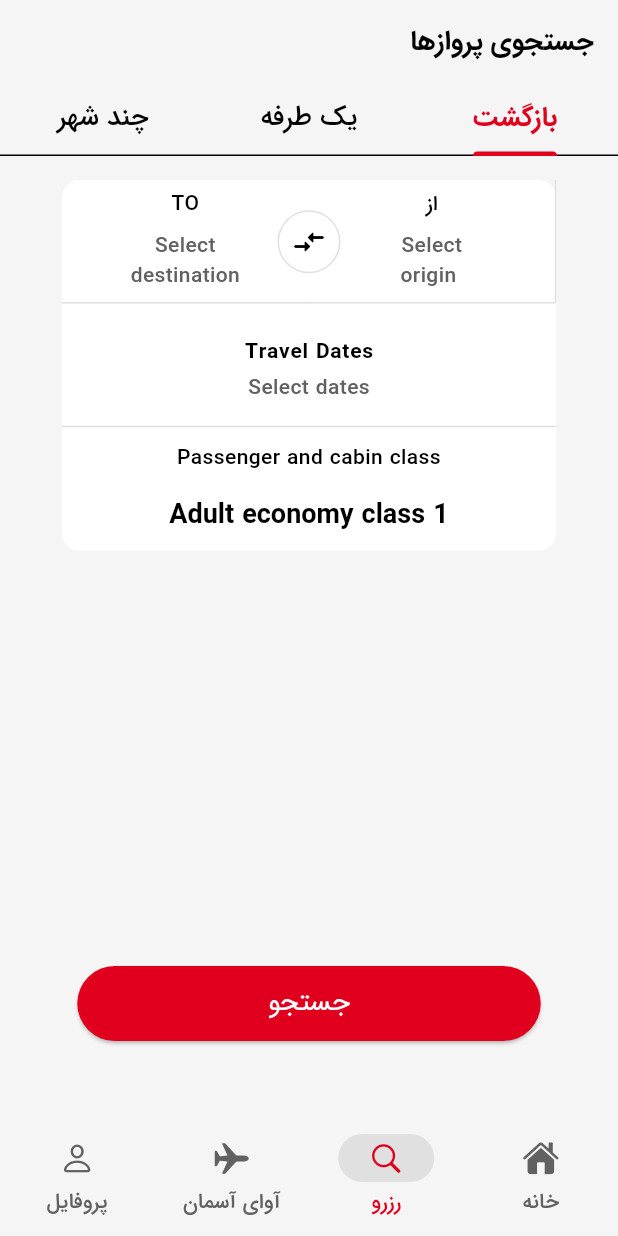
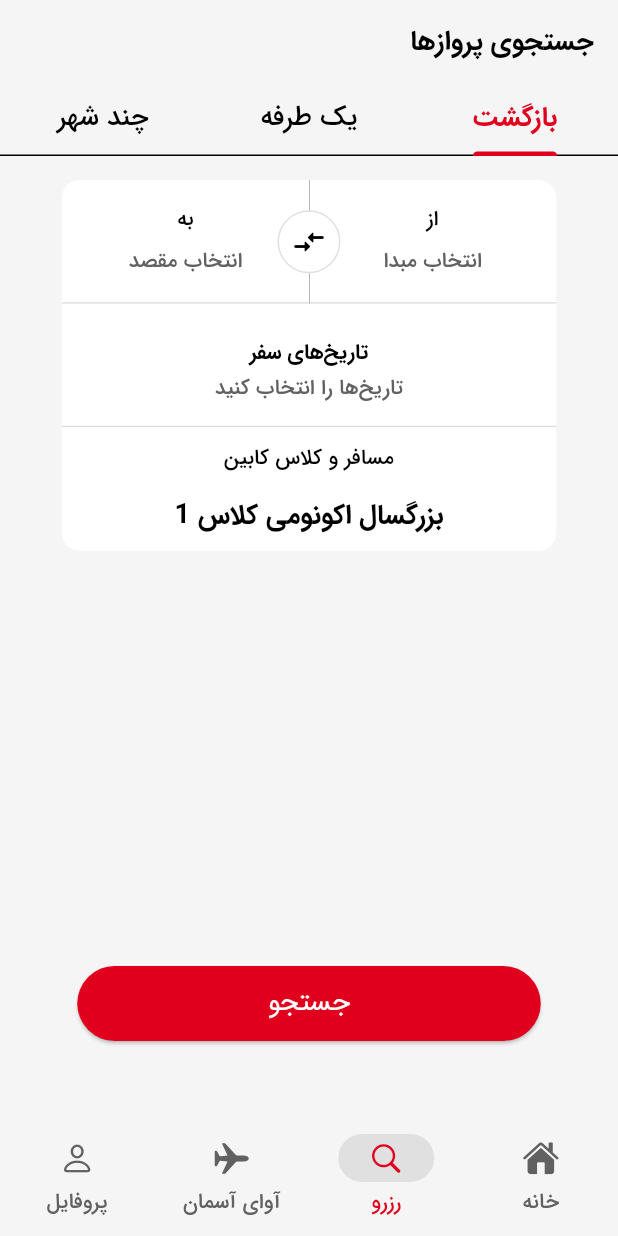
Before and after one commit to AmirhosseinSoleimani/ava_airline, a Flutter app: the screen it shows after launch, item 2 of the bottom bar chosen, on a phone screen of 412 x 824 dp. Run offline on Flutter 3.47's test engine with Material 3 defaults, Android fonts, the light colour scheme and no system bars; our stand-ins replace carousel_slider, equatable, flutter_bloc, flutter_spinkit, flutter_svg, flutter_typeahead and 5 more; missing offline and left inert: persian_datetime_picker; generated files the repository leaves out were written again.

Commit message:
completed booking UI

```diff
--- a/lib/l10n/app_ar.arb
+++ b/lib/l10n/app_ar.arb
@@ -42,7 +42,7 @@
   "travelDates": "تواريخ السفر",
   "selectDates": "اختر التواريخ",
   "passengerAndCabinClass": "الركاب وفئة المقصورة",
-  "adultEconomyClass1": "بالغ إكونومي 1",
+  "adultEconomyClass1": "بالغ إكونومي کلاس 1",
   "search": "بحث",
   "flight": "رحلة"
 }
--- a/lib/l10n/app_en.arb
+++ b/lib/l10n/app_en.arb
@@ -37,7 +37,7 @@
   "searchFlights": "Search flights",
   "from": "FROM",
   "to": "TO",
-  "select": "Select\norigin",
+  "selectOrigin": "Select\norigin",
   "selectDestination": "Select\ndestination",
   "travelDates": "Travel dates",
   "selectDates": "Select dates",
--- a/lib/l10n/app_fa.arb
+++ b/lib/l10n/app_fa.arb
@@ -42,7 +42,7 @@
   "travelDates": "تاریخ‌های سفر",
   "selectDates": "تاریخ‌ها را انتخاب کنید",
   "passengerAndCabinClass": "مسافر و کلاس کابین",
-  "adultEconomyClass1": "بزرگسال اکونومی 1",
+  "adultEconomyClass1": "بزرگسال اکونومی کلاس 1",
   "search": "جستجو",
   "flight": "پرواز"
 }
--- a/lib/src/features/book_flight/presentation/pages/mobile/book_flight_page_mobile.dart
+++ b/lib/src/features/book_flight/presentation/pages/mobile/book_flight_page_mobile.dart
@@ -1,4 +1,6 @@
-import 'package:ava_airline/src/features/bottom_navigation_bar/bottom_navigation_bar.dart';
+
+
+import 'package:flutter_gen/gen_l10n/app_localizations.dart';
 import 'package:flutter/material.dart';
 
 class BookFlightPageMobile extends StatefulWidget {
@@ -107,7 +109,6 @@ class _BookFlightPageMobileState extends State<BookFlightPageMobile>
                           child: Container(
                             decoration: BoxDecoration(
                               border: Border(
-                                right: BorderSide(color: Colors.grey.shade300),
                                 bottom: BorderSide(color: Colors.grey.shade300),
                               ),
                             ),
@@ -118,7 +119,7 @@ class _BookFlightPageMobileState extends State<BookFlightPageMobile>
                                   Text(localization.from),
                                   const SizedBox(height: 8),
                                   Text(
-                                    'Select\n origin',
+                                    localization.selectOrigin,
                                     textAlign: TextAlign.center,
                                     style: TextStyle(color: Colors.grey[700]),
                                   )
@@ -127,6 +128,7 @@ class _BookFlightPageMobileState extends State<BookFlightPageMobile>
                             ),
                           ),
                         ),
+                        VerticalDivider(color: Colors.grey[500],width: 0,thickness: 0.5,),
                         Expanded(
                           child: Container(
                             decoration: BoxDecoration(
@@ -138,10 +140,10 @@ class _BookFlightPageMobileState extends State<BookFlightPageMobile>
                               child: Column(
                                 mainAxisAlignment: MainAxisAlignment.center,
                                 children: [
-                                  const Text('TO'),
+                                   Text(localization.to),
                                   const SizedBox(height: 8),
                                   Text(
-                                    'Select\ndestination',
+                                    localization.selectDestination,
                                     textAlign: TextAlign.center,
                                     style: TextStyle(color: Colors.grey[700]),
                                   )
@@ -154,7 +156,7 @@ class _BookFlightPageMobileState extends State<BookFlightPageMobile>
                     ),
                     Center(
                       child: Container(
-                        padding: EdgeInsets.all(8),
+                        padding: const EdgeInsets.all(8),
                         decoration: BoxDecoration(
                             border: Border.all(color: Colors.grey.shade300),
                             color:
@@ -182,11 +184,11 @@ class _BookFlightPageMobileState extends State<BookFlightPageMobile>
                     Column(
                       mainAxisAlignment: MainAxisAlignment.center,
                       children: [
-                        SizedBox(height: 8),
-                         Text('Travel Dates',style: Theme.of(context).textTheme.bodyLarge,),
+                        const SizedBox(height: 8),
+                         Text(localization.travelDates,style: Theme.of(context).textTheme.bodyLarge,),
                         const SizedBox(height: 4),
                         Text(
-                          'Select dates',
+                          localization.selectDates,
                           style: Theme.of(context).textTheme.bodyMedium!.copyWith(color: Colors.grey.shade700
                           ),
                         ),
@@ -199,10 +201,10 @@ class _BookFlightPageMobileState extends State<BookFlightPageMobile>
                 child: Column(
                   mainAxisAlignment: MainAxisAlignment.center,
                   children: [
-                    const Text('Passenger and cabin class'),
+                     Text(localization.passengerAndCabinClass),
                     const SizedBox(height: 16),
                     Text(
-                      '1 Adult economy class',
+                      localization.adultEconomyClass1,
                       style: Theme.of(context).textTheme.titleLarge,
                     ),
                   ],
@@ -216,9 +218,10 @@ class _BookFlightPageMobileState extends State<BookFlightPageMobile>
   }
 
   oneWayTab(context) {
+    final localization = AppLocalizations.of(context)!;
     return Column(
       children: [
-        const SizedBox(height:16),
+        const SizedBox(height: 16),
         Container(
           decoration: BoxDecoration(
               color: Theme.of(context).colorScheme.surfaceContainer,
@@ -236,7 +239,6 @@ class _BookFlightPageMobileState extends State<BookFlightPageMobile>
                           child: Container(
                             decoration: BoxDecoration(
                               border: Border(
-                                right: BorderSide(color: Colors.grey.shade300),
                                 bottom: BorderSide(color: Colors.grey.shade300),
                               ),
                             ),
@@ -244,10 +246,10 @@ class _BookFlightPageMobileState extends State<BookFlightPageMobile>
                               child: Column(
                                 mainAxisAlignment: MainAxisAlignment.center,
                                 children: [
-                                  const Text('FROM'),
+                                  Text(localization.from),
                                   const SizedBox(height: 8),
                                   Text(
-                                    'Select\n origin',
+                                    localization.selectOrigin,
                                     textAlign: TextAlign.center,
                                     style: TextStyle(color: Colors.grey[700]),
                                   )
@@ -256,6 +258,7 @@ class _BookFlightPageMobileState extends State<BookFlightPageMobile>
                             ),
                           ),
                         ),
+                        VerticalDivider(color: Colors.grey[500],width: 0,thickness: 0.5,),
                         Expanded(
                           child: Container(
                             decoration: BoxDecoration(
@@ -267,10 +270,10 @@ class _BookFlightPageMobileState extends State<BookFlightPageMobile>
                               child: Column(
                                 mainAxisAlignment: MainAxisAlignment.center,
                                 children: [
-                                  const Text('TO'),
+                                  Text(localization.to),
                                   const SizedBox(height: 8),
                                   Text(
-                                    'Select\ndestination',
+                                    localization.selectDestination,
                                     textAlign: TextAlign.center,
                                     style: TextStyle(color: Colors.grey[700]),
                                   )
@@ -283,7 +286,7 @@ class _BookFlightPageMobileState extends State<BookFlightPageMobile>
                     ),
                     Center(
                       child: Container(
-                        padding: EdgeInsets.all(8),
+                        padding: const EdgeInsets.all(8),
                         decoration: BoxDecoration(
                             border: Border.all(color: Colors.grey.shade300),
                             color:
@@ -311,11 +314,11 @@ class _BookFlightPageMobileState extends State<BookFlightPageMobile>
                         Column(
                           mainAxisAlignment: MainAxisAlignment.center,
                           children: [
-                            SizedBox(height: 8),
-                            Text('Travel Dates',style: Theme.of(context).textTheme.bodyLarge,),
+                            const SizedBox(height: 8),
+                            Text(localization.travelDates,style: Theme.of(context).textTheme.bodyLarge,),
                             const SizedBox(height: 4),
                             Text(
-                              'Select dates',
+                              localization.selectDates,
                               style: Theme.of(context).textTheme.bodyMedium!.copyWith(color: Colors.grey.shade700
                               ),
                             ),
@@ -328,10 +331,10 @@ class _BookFlightPageMobileState extends State<BookFlightPageMobile>
                 child: Column(
                   mainAxisAlignment: MainAxisAlignment.center,
                   children: [
-                    const Text('Passenger and cabin class'),
+                    Text(localization.passengerAndCabinClass),
                     const SizedBox(height: 16),
                     Text(
-                      '1 Adult economy class',
+                      localization.adultEconomyClass1,
                       style: Theme.of(context).textTheme.titleLarge,
                     ),
                   ],
@@ -345,13 +348,14 @@ class _BookFlightPageMobileState extends State<BookFlightPageMobile>
   }
 
   multiCityTab(context) {
+    final localization = AppLocalizations.of(context)!;
     return Column(
       crossAxisAlignment: CrossAxisAlignment.start,
       children: [
         const SizedBox(height: 16),
         Padding(
           padding: EdgeInsets.symmetric(horizontal:MediaQuery.of(context).size.width * 0.1),
-          child: Text('Flight 1'),
+          child: Text('${localization.flight} 1'),
         ),
         const SizedBox(height: 8),
         Center(
@@ -372,7 +376,6 @@ class _BookFlightPageMobileState extends State<BookFlightPageMobile>
                             child: Container(
                               decoration: BoxDecoration(
                                 border: Border(
-                                  right: BorderSide(color: Colors.grey.shade300),
                                   bottom: BorderSide(color: Colors.grey.shade300),
                                 ),
                               ),
@@ -380,10 +383,10 @@ class _BookFlightPageMobileState extends State<BookFlightPageMobile>
                                 child: Column(
                                   mainAxisAlignment: MainAxisAlignment.center,
                                   children: [
-                                    const Text('FROM'),
+                                     Text(localization.from),
                                     const SizedBox(height: 8),
                                     Text(
-                                      'Select\n origin',
+                                      localization.selectOrigin,
                                       textAlign: TextAlign.center,
                                       style: TextStyle(color: Colors.grey[700]),
                                     )
@@ -392,6 +395,7 @@ class _BookFlightPageMobileState extends State<BookFlightPageMobile>
                               ),
                             ),
                           ),
+                          VerticalDivider(color: Colors.grey[500],width: 0,thickness: 0.5,),
                           Expanded(
                             child: Container(
                               decoration: BoxDecoration(
@@ -403,10 +407,10 @@ class _BookFlightPageMobileState extends State<BookFlightPageMobile>
                                 child: Column(
                                   mainAxisAlignment: MainAxisAlignment.center,
                                   children: [
-                                    const Text('TO'),
+                                     Text(localization.to),
                                     const SizedBox(height: 8),
                                     Text(
-                                      'Select\ndestination',
+                                      localization.selectDestination,
                                       textAlign: TextAlign.center,
                                       style: TextStyle(color: Colors.grey[700]),
                                     )
@@ -419,7 +423,7 @@ class _BookFlightPageMobileState extends State<BookFlightPageMobile>
                       ),
                       Center(
                         child: Container(
-                          padding: EdgeInsets.all(8),
+                          padding: const EdgeInsets.all(8),
                           decoration: BoxDecoration(
                               border: Border.all(color: Colors.grey.shade300),
                               color:
@@ -447,11 +451,11 @@ class _BookFlightPageMobileState extends State<BookFlightPageMobile>
                           Column(
                             mainAxisAlignment: MainAxisAlignment.center,
                             children: [
-                              SizedBox(height: 8),
-                              Text('Travel Dates',style: Theme.of(context).textTheme.bodyLarge,),
+                              const SizedBox(height: 8),
+                              Text(localization.travelDates,style: Theme.of(context).textTheme.bodyLarge,),
                               const SizedBox(height: 4),
                               Text(
-                                'Select dates',
+                                localization.selectDates,
                                 style: Theme.of(context).textTheme.bodyMedium!.copyWith(color: Colors.grey.shade700
                                 ),
                               ),
@@ -468,7 +472,7 @@ class _BookFlightPageMobileState extends State<BookFlightPageMobile>
         const SizedBox(height: 32),
         Padding(
           padding: EdgeInsets.symmetric(horizontal:MediaQuery.of(context).size.width * 0.1),
-          child: Text('Flight 2'),
+          child: Text('${localization.flight} 2'),
         ),
         const SizedBox(height: 8),
         Center(
@@ -489,7 +493,6 @@ class _BookFlightPageMobileState extends State<BookFlightPageMobile>
                             child: Container(
                               decoration: BoxDecoration(
                                 border: Border(
-                                  right: BorderSide(color: Colors.grey.shade300),
                                   bottom: BorderSide(color: Colors.grey.shade300),
                                 ),
                               ),
@@ -497,10 +500,10 @@ class _BookFlightPageMobileState extends State<BookFlightPageMobile>
                                 child: Column(
                                   mainAxisAlignment: MainAxisAlignment.center,
                                   children: [
-                                    const Text('FROM'),
+                                    Text(localization.from),
                                     const SizedBox(height: 8),
                                     Text(
-                                      'Select\n origin',
+                                      localization.selectOrigin,
                                       textAlign: TextAlign.center,
                                       style: TextStyle(color: Colors.grey[700]),
                                     )
@@ -509,6 +512,7 @@ class _BookFlightPageMobileState extends State<BookFlightPageMobile>
                               ),
                             ),
                           ),
+                          VerticalDivider(color: Colors.grey[500],width: 0,thickness: 0.5,),
                           Expanded(
                             child: Container(
                               decoration: BoxDecoration(
@@ -520,10 +524,10 @@ class _BookFlightPageMobileState extends State<BookFlightPageMobile>
                                 child: Column(
                                   mainAxisAlignment: MainAxisAlignment.center,
                                   children: [
-                                    const Text('TO'),
+                                    Text(localization.to),
                                     const SizedBox(height: 8),
                                     Text(
-                                      'Select\ndestination',
+                                      localization.selectDestination,
                                       textAlign: TextAlign.center,
                                       style: TextStyle(color: Colors.grey[700]),
                                     )
@@ -536,7 +540,7 @@ class _BookFlightPageMobileState extends State<BookFlightPageMobile>
                       ),
                       Center(
                         child: Container(
-                          padding: EdgeInsets.all(8),
+                          padding: const EdgeInsets.all(8),
                           decoration: BoxDecoration(
                               border: Border.all(color: Colors.grey.shade300),
                               color:
@@ -564,11 +568,11 @@ class _BookFlightPageMobileState extends State<BookFlightPageMobile>
                           Column(
                             mainAxisAlignment: MainAxisAlignment.center,
                             children: [
-                              SizedBox(height: 8),
-                              Text('Travel Dates',style: Theme.of(context).textTheme.bodyLarge,),
+                              const SizedBox(height: 8),
+                              Text(localization.travelDates,style: Theme.of(context).textTheme.bodyLarge,),
                               const SizedBox(height: 4),
                               Text(
-                                'Select dates',
+                                localization.selectDates,
                                 style: Theme.of(context).textTheme.bodyMedium!.copyWith(color: Colors.grey.shade700
                                 ),
                               ),
```
Also changed, not shown: assets/svg/plane.svg (added).
